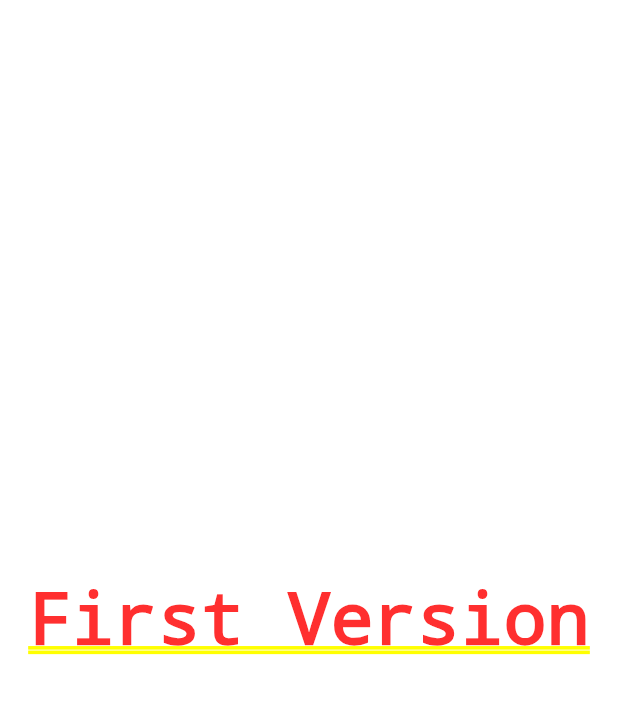
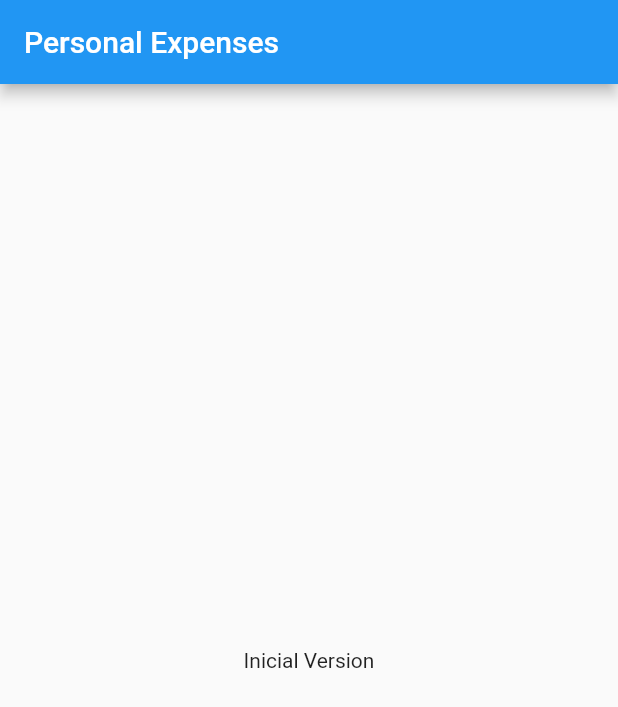
Before and after one commit to steniooliv/expenses_flutter, a Flutter app: the screen it shows after launch, on a phone screen of 412 x 824 dp. Shown: the top 707 px of the screen. Run offline on Flutter 3.47's test engine with Material 2 defaults, Android fonts, the phone set to English and light mode, and no system bars.

Commit message:
initial version

```diff
--- a/lib/main.dart
+++ b/lib/main.dart
@@ -14,8 +14,13 @@ class ExpensesApp extends StatelessWidget {
 class MyHomePage extends StatelessWidget {
   @override
   Widget build(BuildContext context) {
-    return Center(
-      child: Text("First Version"),
+    return Scaffold(
+      appBar: AppBar(
+        title: Text("Personal Expenses"),
+      ),
+      body: Center(
+        child: Text("Inicial Version"),
+      ),
     );
   }
 }
```
